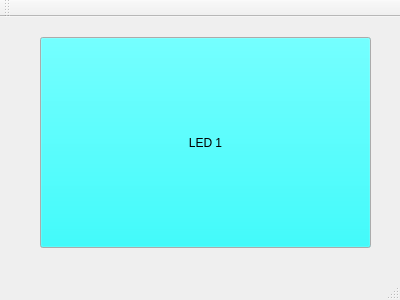
franciscoMinon/poussoirled21, file mainwindow.ui: the form before one commit.
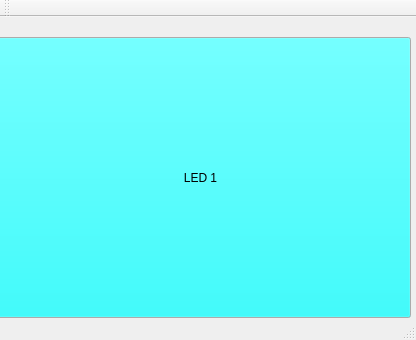
The form after the commit.

Commit message: Ajustement bouton

Diff of the .ui file:
```diff
--- a/mainwindow.ui
+++ b/mainwindow.ui
@@ -6,8 +6,8 @@
    <rect>
     <x>0</x>
     <y>0</y>
-    <width>400</width>
-    <height>300</height>
+    <width>416</width>
+    <height>340</height>
    </rect>
   </property>
   <property name="windowTitle">
@@ -17,10 +17,10 @@
    <widget class="QPushButton" name="pbLed1">
     <property name="geometry">
      <rect>
-      <x>40</x>
+      <x>-10</x>
       <y>20</y>
-      <width>331</width>
-      <height>211</height>
+      <width>421</width>
+      <height>281</height>
      </rect>
     </property>
     <property name="palette">
```
Left out of the diff: 2 changed lines with no effect on the pictures.
